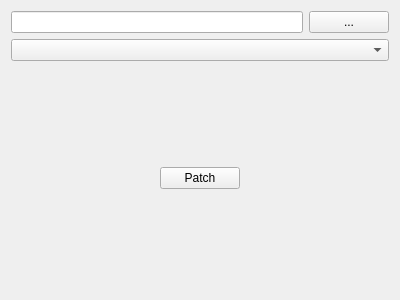
The window that src/widget.ui (halvors/FC2MPPatcher) describes before a commit, drawn with Qt 5.
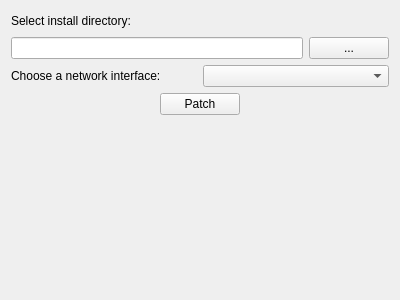
The same window after the commit.

Commit message: Implemented NetworkInterface menu population.

Diff of the .ui file:
```diff
--- a/src/widget.ui
+++ b/src/widget.ui
@@ -14,6 +14,30 @@
    <string>Widget</string>
   </property>
   <layout class="QVBoxLayout" name="verticalLayout">
+   <item>
+    <layout class="QHBoxLayout" name="horizontalLayout_4">
+     <item>
+      <widget class="QLabel" name="label">
+       <property name="text">
+        <string>Select install directory:</string>
+       </property>
+      </widget>
+     </item>
+     <item>
+      <spacer name="horizontalSpacer_3">
+       <property name="orientation">
+        <enum>Qt::Horizontal</enum>
+       </property>
+       <property name="sizeHint" stdset="0">
+        <size>
+         <width>40</width>
+         <height>20</height>
+        </size>
+       </property>
+      </spacer>
+     </item>
+    </layout>
+   </item>
    <item>
     <layout class="QHBoxLayout" name="horizontalLayout">
      <item>
@@ -29,20 +53,18 @@
     </layout>
    </item>
    <item>
-    <widget class="QComboBox" name="comboBox"/>
-   </item>
-   <item>
-    <spacer name="verticalSpacer_2">
-     <property name="orientation">
-      <enum>Qt::Vertical</enum>
-     </property>
-     <property name="sizeHint" stdset="0">
-      <size>
-       <width>20</width>
-       <height>40</height>
-      </size>
-     </property>
-    </spacer>
+    <layout class="QHBoxLayout" name="horizontalLayout_3">
+     <item>
+      <widget class="QLabel" name="label_2">
+       <property name="text">
+        <string>Choose a network interface:</string>
+       </property>
+      </widget>
+     </item>
+     <item>
+      <widget class="QComboBox" name="comboBox"/>
+     </item>
+    </layout>
    </item>
    <item>
     <layout class="QHBoxLayout" name="horizontalLayout_2">
```
The commit also changes 4 other files.
